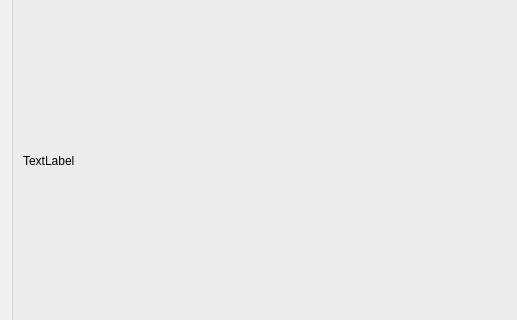
First picture: the form in interface.ui, repository bwees/LSA_Challenge, before the edit; both pictures show x 0 to 517 and y 258 to 578 of the 1175 by 899 pixel window.
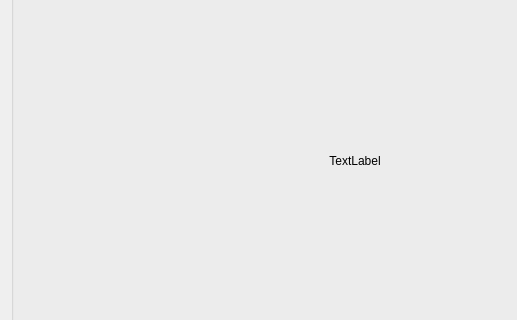
Second picture: the form after the edit. Icons and pictures are not drawn.

Commit message: align video

Patch:
```diff
--- a/interface.ui
+++ b/interface.ui
@@ -118,6 +118,9 @@
           <property name="text">
            <string>TextLabel</string>
           </property>
+          <property name="alignment">
+           <set>Qt::AlignCenter</set>
+          </property>
          </widget>
         </item>
        </layout>
```
